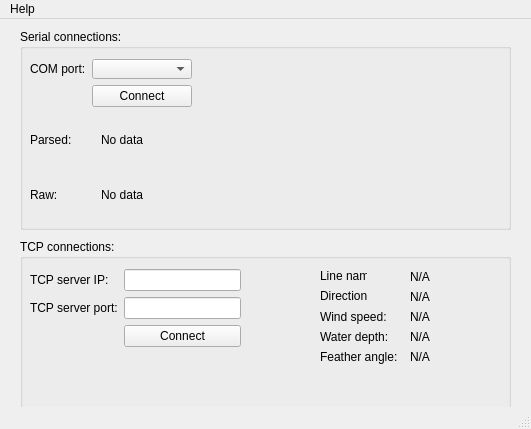
This is venv/digiGUI.ui in bajer83/observerlog as Qt 5 draws it before an edit. The edited form follows.
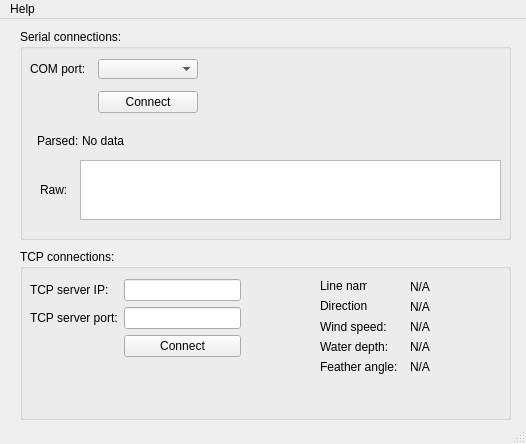
This is the edited form.

Commit message: Another adjustment to GUI. Now including TextEdit component for multi line text display

```diff
--- a/venv/digiGUI.ui
+++ b/venv/digiGUI.ui
@@ -6,8 +6,8 @@
    <rect>
     <x>0</x>
     <y>0</y>
-    <width>531</width>
-    <height>429</height>
+    <width>526</width>
+    <height>444</height>
    </rect>
   </property>
   <property name="sizePolicy">
@@ -38,7 +38,7 @@
       <x>20</x>
       <y>10</y>
       <width>491</width>
-      <height>201</height>
+      <height>211</height>
      </rect>
     </property>
     <property name="title">
@@ -54,6 +54,9 @@
       </rect>
      </property>
      <layout class="QVBoxLayout" name="verticalLayout">
+      <property name="spacing">
+       <number>12</number>
+      </property>
       <item>
        <layout class="QFormLayout" name="formLayout_2">
         <item row="0" column="0">
@@ -96,18 +99,42 @@
       </item>
       <item>
        <layout class="QHBoxLayout" name="horizontalLayout_2">
+        <property name="spacing">
+         <number>3</number>
+        </property>
+        <property name="sizeConstraint">
+         <enum>QLayout::SetDefaultConstraint</enum>
+        </property>
+        <property name="leftMargin">
+         <number>7</number>
+        </property>
+        <property name="rightMargin">
+         <number>0</number>
+        </property>
         <item>
          <widget class="QLabel" name="label_8">
+          <property name="sizePolicy">
+           <sizepolicy hsizetype="Fixed" vsizetype="Preferred">
+            <horstretch>0</horstretch>
+            <verstretch>0</verstretch>
+           </sizepolicy>
+          </property>
           <property name="text">
            <string>Parsed:</string>
           </property>
          </widget>
         </item>
-        <item>
+        <item alignment="Qt::AlignLeft">
          <widget class="QLabel" name="raw_string_label">
+          <property name="sizePolicy">
+           <sizepolicy hsizetype="Expanding" vsizetype="Fixed">
+            <horstretch>0</horstretch>
+            <verstretch>0</verstretch>
+           </sizepolicy>
+          </property>
           <property name="minimumSize">
            <size>
-            <width>400</width>
+            <width>348</width>
             <height>0</height>
            </size>
           </property>
@@ -115,7 +142,7 @@
            <string>No data</string>
           </property>
           <property name="wordWrap">
-           <bool>true</bool>
+           <bool>false</bool>
           </property>
          </widget>
         </item>
@@ -123,26 +150,44 @@
       </item>
       <item>
        <layout class="QHBoxLayout" name="horizontalLayout_3">
+        <property name="leftMargin">
+         <number>10</number>
+        </property>
+        <property name="rightMargin">
+         <number>0</number>
+        </property>
         <item>
          <widget class="QLabel" name="label_7">
+          <property name="sizePolicy">
+           <sizepolicy hsizetype="Fixed" vsizetype="Preferred">
+            <horstretch>0</horstretch>
+            <verstretch>0</verstretch>
+           </sizepolicy>
+          </property>
           <property name="text">
            <string>Raw:</string>
           </property>
          </widget>
         </item>
         <item>
-         <widget class="QLabel" name="scrollLabel">
+         <widget class="QTextBrowser" name="scrollLabel">
+          <property name="sizePolicy">
+           <sizepolicy hsizetype="MinimumExpanding" vsizetype="Preferred">
+            <horstretch>0</horstretch>
+            <verstretch>0</verstretch>
+           </sizepolicy>
+          </property>
           <property name="minimumSize">
            <size>
             <width>400</width>
-            <height>0</height>
+            <height>50</height>
            </size>
           </property>
-          <property name="text">
-           <string>No data</string>
-          </property>
-          <property name="wordWrap">
-           <bool>true</bool>
+          <property name="maximumSize">
+           <size>
+            <width>16777215</width>
+            <height>60</height>
+           </size>
           </property>
          </widget>
         </item>
@@ -155,7 +200,7 @@
     <property name="geometry">
      <rect>
       <x>20</x>
-      <y>220</y>
+      <y>230</y>
       <width>491</width>
       <height>171</height>
      </rect>
@@ -343,7 +388,7 @@
     <rect>
      <x>0</x>
      <y>0</y>
-     <width>531</width>
+     <width>526</width>
      <height>21</height>
     </rect>
    </property>
```
Left out of the diff: 20 changed lines with no effect on the pictures. The commit also changes 4 other files.
